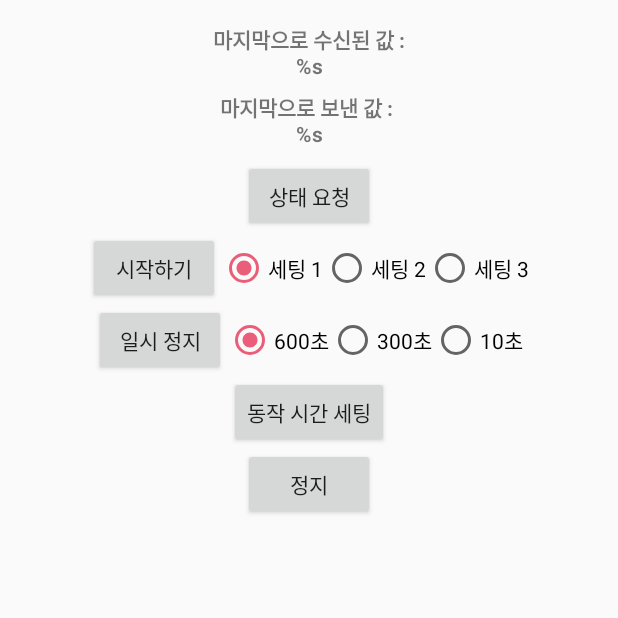
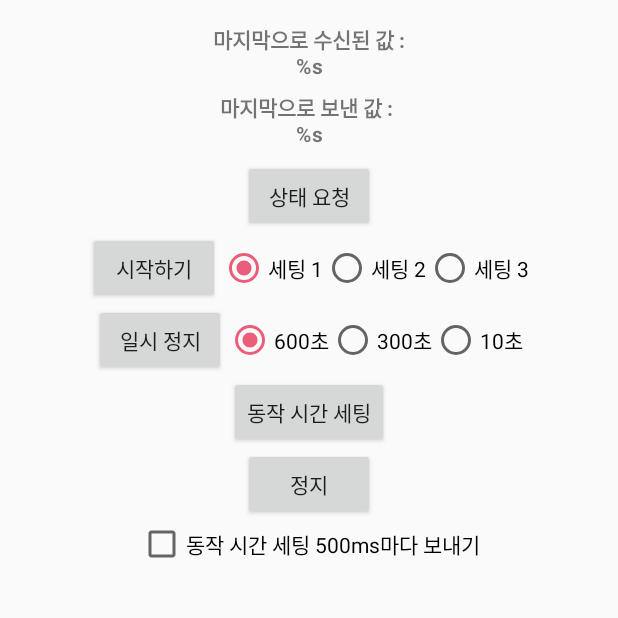
Before and after one commit to buddman1208/ecowell-android, an Android app: the IonStoneTestActivity screen opened directly, with no data from a screen before it, on a phone screen of 412 x 824 dp, the top half of it. Run offline under Robolectric (Android 15) with nearby library versions, the phone set to English and light mode, and no system bars; our stand-ins replace RxJava; libraries missing offline, so code that uses them is left out: com.jakewharton.rx, com.polidea.rxandroidble2; Roboto replaces fonts that are not available here; 4 statements that could not run were skipped.

Commit message:
요구사항 완

```diff
--- a/app/src/main/java/com/buddman1208/ecowell/ui/ionstone/IonStoneActivity.kt
+++ b/app/src/main/java/com/buddman1208/ecowell/ui/ionstone/IonStoneActivity.kt
@@ -116,14 +116,16 @@ class IonStoneActivity : BaseActivity<ActivityIonstoneBinding, IonStoneViewModel
             ivMode.setOnClickListener {
 //                openDialog()
                 write(
-                    IonStoneRequestConverter.getPlayRequest()
+                    IonStoneRequestConverter.getPlayRequest(0x01)
                 )
 
             }
             ivWater.setOnClickListener {
 //                openDialog()
                 write(
-                    IonStoneRequestConverter.getPauseRequest()
+                    IonStoneRequestConverter.getPauseRequest(
+                        Pair(0x02, 0x58)
+                    )
                 )
 
             }
--- a/app/src/main/java/com/buddman1208/ecowell/utils/IonStoneRequestConverter.kt
+++ b/app/src/main/java/com/buddman1208/ecowell/utils/IonStoneRequestConverter.kt
@@ -6,9 +6,9 @@ object IonStoneRequestConverter {
 
     fun getStopRequest(): ByteArray = listOf(0x44, 0xaa).toRequest()
 
-    fun getPauseRequest(): ByteArray = listOf(0x33, 0x02, 0x58, 0xaa).toRequest()
+    fun getPauseRequest(leftTime: Pair<Int, Int>): ByteArray = listOf(0x33, leftTime.first, leftTime.second, 0xaa).toRequest()
 
-    fun getPlayRequest(): ByteArray = listOf(0x22, 0x01, 0xaa).toRequest()
+    fun getPlayRequest(mode: Int): ByteArray = listOf(0x22, mode, 0xaa).toRequest()
 
     fun getPlayTimeSettingRequest(): ByteArray = listOf(0x11, 0x00, 0xb4, 0x01, 0x2c, 0x01, 0xa4, 0xaa).toRequest()
 
--- a/app/src/main/res/layout/activity_ion_stone_test.xml
+++ b/app/src/main/res/layout/activity_ion_stone_test.xml
@@ -6,7 +6,7 @@
     android:layout_width="match_parent"
     android:layout_height="match_parent"
     android:padding="16dp"
-    tools:context=".ui.iontest.ui.main.PlaceholderFragment">
+    tools:context=".ui.iontest.IonStoneTestActivity">
 
     <TextView
         android:id="@+id/tvStatus"
@@ -102,6 +102,7 @@
             android:text="@string/pause" />
 
         <RadioGroup
+            android:id="@+id/rgLeftTime"
             android:layout_width="wrap_content"
             android:layout_height="wrap_content"
             android:orientation="horizontal">
@@ -147,5 +148,13 @@
         app:layout_constraintStart_toStartOf="parent"
         app:layout_constraintTop_toBottomOf="@id/btnSetRunningTime" />
 
+    <CheckBox
+        android:id="@+id/cbSendSetting"
+        android:layout_width="wrap_content"
+        android:layout_height="wrap_content"
+        android:text="동작 시간 세팅 500ms마다 보내기"
+        app:layout_constraintEnd_toEndOf="parent"
+        app:layout_constraintStart_toStartOf="parent"
+        app:layout_constraintTop_toBottomOf="@id/btnStop" />
 
 </androidx.constraintlayout.widget.ConstraintLayout>
```
Also changed, not shown: app/src/main/java/com/buddman1208/ecowell/ui/iontest/IonStoneTestActivity.kt (+39 -4 lines).
